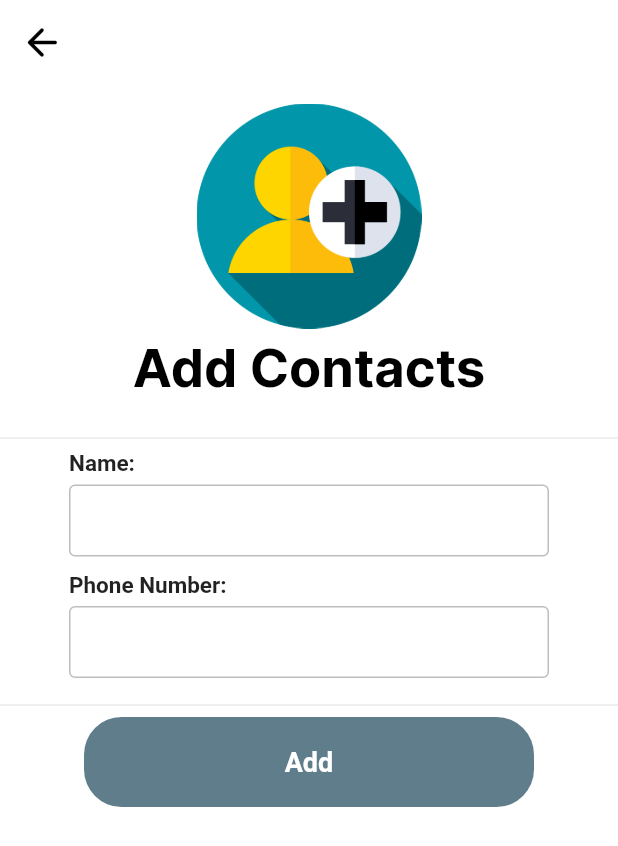
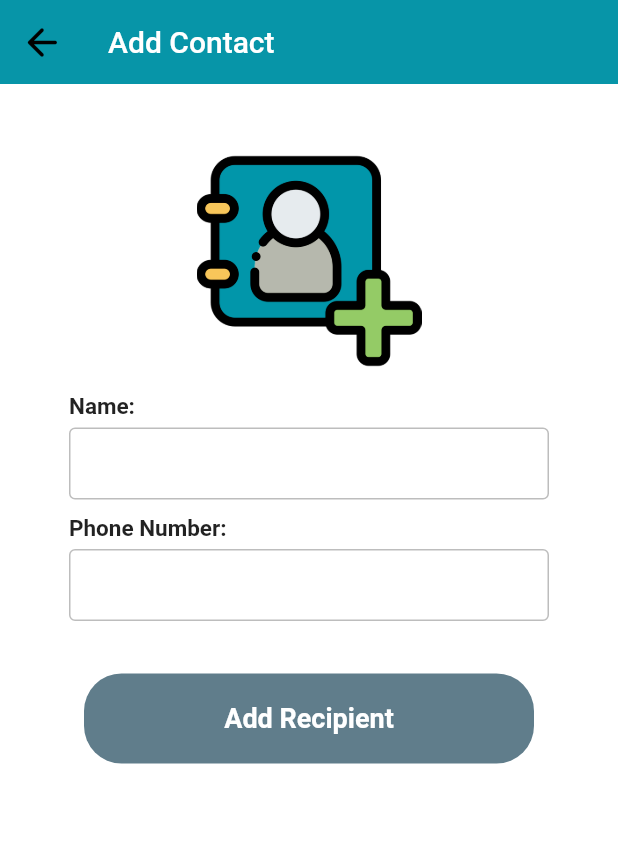
Before and after one commit to jomcas/Formateacher, a Flutter app: the screen it shows once a user with an empty profile is signed in, item 3 of the bottom bar chosen, after a tap on the "add call" icon, on a phone screen of 412 x 824 dp. Shown: the top 846 px of the screen. Run offline on Flutter 3.47's test engine with Material 2 defaults, Android fonts, the phone set to English and light mode, and no system bars; our stand-ins replace animated_splash_screen, bottom_navy_bar, cloud_firestore, firebase_auth, flutter_spinkit, timeago; missing offline and left inert: flutter_share, flutter_sms; accounts and stored records are empty.

Commit message:
Alfs final design

```diff
--- a/lib/main.dart
+++ b/lib/main.dart
@@ -4,6 +4,7 @@ import 'package:mi_card/services/auth.dart';
 import 'package:mi_card/widgets/auth/userModel.dart';
 import 'package:mi_card/widgets/auth/wrapper.dart';
 import 'package:provider/provider.dart';
+import 'package:animated_splash_screen/animated_splash_screen.dart';
 
 void main() => runApp(MyApp());
 
@@ -16,7 +17,20 @@ class MyApp extends StatelessWidget {
       child: MaterialApp(
         debugShowCheckedModeBanner: false,
         onGenerateRoute: Routes.generateRoute,
-        home: Wrapper(),
+        home: AnimatedSplashScreen(
+          splash: Container(
+            padding: EdgeInsets.only(bottom: 100),
+            width: 150,
+            height: 200,
+            decoration: BoxDecoration(
+                image: DecorationImage(
+                    image: AssetImage("images/logo.png"),
+                    fit: BoxFit.fitHeight)),
+          ),
+          backgroundColor: Colors.teal[200],
+          nextScreen: Wrapper(),
+          splashTransition: SplashTransition.fadeTransition,
+        ),
       ),
     );
   }
--- a/lib/widgets/announce/announce.dart
+++ b/lib/widgets/announce/announce.dart
@@ -8,30 +8,60 @@ import 'package:mi_card/widgets/announce/todo_form.dart';
 class Announce extends StatelessWidget {
   @override
   Widget build(BuildContext context) {
+    Size size = MediaQuery.of(context).size;
     return Scaffold(
+        appBar: AppBar(
+          elevation: 0,
+          backgroundColor: Color(0xff0795A8),
+        ),
         backgroundColor: Colors.white,
         body: SingleChildScrollView(
             child: Column(
           children: <Widget>[
             Container(
-              margin: const EdgeInsets.all(4.0),
-              padding: const EdgeInsets.only(top: 75),
+//              margin: const EdgeInsets.all(4.0),
+//              padding: const EdgeInsets.only(top: 75),
+            height: size.height * 0.2,
+              child: Stack(
+                children: <Widget>[
+                  Container(
+                    height: size.height * 0.2 - 20,
+                    decoration: BoxDecoration(
+                      color: Color(0xff0795A8),
+                      borderRadius: BorderRadius.only(
+                        bottomLeft: Radius.circular(36),
+                        bottomRight: Radius.circular(36),
                       ),
-            Text('Select Category',
+                    ),
+                  ),
+                  Positioned(
+                    child: Padding(
+                      padding: const EdgeInsets.only(left: 15),
+                      child: Text('Select Category',
                           style: TextStyle(
                               fontFamily: 'Inter',
                               fontSize: 35,
                               fontWeight: FontWeight.w700,
-                    color: Colors.black,
+                              color: Colors.white,
                               letterSpacing: 0)),
-            SizedBox(height: 20),
-            Text('Select category of what announcement you want to make',
+                    ),
+                  ),
+                  Positioned(
+                    bottom: 90,
+                    child: Padding(
+                      padding: const EdgeInsets.only(left: 15),
+                      child: Text('Choose announcement you want to make.',
                           style: TextStyle(
                               fontFamily: 'Inter',
                               fontSize: 13,
-                    color: Colors.black,
+                              color: Colors.white,
                               letterSpacing: 0)),
-            SizedBox(height: 15),
+                    ),
+                  ),
+                ],
+              ),
+            ),
+            SizedBox(height: 25,),
             GridView.count(
               scrollDirection: Axis.vertical,
               shrinkWrap: true,
@@ -46,6 +76,7 @@ class Announce extends StatelessWidget {
                             builder: (context) => Importantform()));
                   },
                   child: Card(
+                    elevation: 5,
                     shape: RoundedRectangleBorder(
                       borderRadius:
                           BorderRadius.circular(30), // if you need this
@@ -54,7 +85,7 @@ class Announce extends StatelessWidget {
                         width: 1,
                       ),
                     ),
-                    color: Colors.white,
+                    color: Colors.teal[200],
                     margin: EdgeInsets.all(10),
                     child: Column(
                       children: <Widget>[
@@ -64,14 +95,15 @@ class Announce extends StatelessWidget {
                           height: 75,
                           decoration: BoxDecoration(
                               image: DecorationImage(
-                                  image: AssetImage("images/Important.png"),
+                                  image: AssetImage("images/important.png"),
                                   fit: BoxFit.fitHeight)),
                         ),
                         ListTile(
                           title: Text(
                             ' Important',
-                            style: TextStyle(fontSize: 20),
+                            style: TextStyle(fontSize: 20,),
                             textAlign: TextAlign.center,
+
                           ),
                         )
                       ],
@@ -87,6 +119,7 @@ class Announce extends StatelessWidget {
                             builder: (context) => ScheduleForm()));
                   },
                   child: Card(
+                    elevation: 5,
                     shape: RoundedRectangleBorder(
                       borderRadius:
                           BorderRadius.circular(30), // if you need this
@@ -95,7 +128,7 @@ class Announce extends StatelessWidget {
                         width: 1,
                       ),
                     ),
-                    color: Colors.white,
+                    color: Colors.teal[200],
                     margin: EdgeInsets.all(10),
                     child: Column(
                       children: <Widget>[
@@ -128,6 +161,7 @@ class Announce extends StatelessWidget {
                             builder: (context) => ReminderForm()));
                   },
                   child: Card(
+                    elevation: 5,
                     shape: RoundedRectangleBorder(
                       borderRadius:
                           BorderRadius.circular(30), // if you need this
@@ -136,7 +170,7 @@ class Announce extends StatelessWidget {
                         width: 1,
                       ),
                     ),
-                    color: Colors.white,
+                    color: Colors.teal[200],
                     margin: EdgeInsets.all(10),
                     child: Column(
                       children: <Widget>[
@@ -146,7 +180,7 @@ class Announce extends StatelessWidget {
                           height: 75,
                           decoration: BoxDecoration(
                               image: DecorationImage(
-                                  image: AssetImage("images/Reminder.png"),
+                                  image: AssetImage("images/reminder.png"),
                                   fit: BoxFit.fitHeight)),
                         ),
                         ListTile(
@@ -167,6 +201,7 @@ class Announce extends StatelessWidget {
                         MaterialPageRoute(builder: (context) => TodoForm()));
                   },
                   child: Card(
+                    elevation: 5,
                     shape: RoundedRectangleBorder(
                       borderRadius:
                           BorderRadius.circular(30), // if you need this
@@ -175,7 +210,7 @@ class Announce extends StatelessWidget {
                         width: 1,
                       ),
                     ),
-                    color: Colors.white,
+                    color: Colors.teal[200],
                     margin: EdgeInsets.all(10),
                     child: Column(
                       children: <Widget>[
--- a/lib/widgets/announce/important_form.dart
+++ b/lib/widgets/announce/important_form.dart
@@ -192,7 +192,7 @@ class _ImportantformState extends State<Importantform> {
                   height: 10,
                 ),
                 SizedBox(
-                  width: 335,
+                  width: 290,
                   child: MaterialButton(
                     minWidth: double.infinity,
                     height: 60,
--- a/lib/widgets/announce/reminder_form.dart
+++ b/lib/widgets/announce/reminder_form.dart
@@ -200,7 +200,7 @@ class _ReminderFormState extends State<ReminderForm> {
                   height: 10,
                 ),
                 SizedBox(
-                  width: 335,
+                  width: 290,
                   child: MaterialButton(
                     minWidth: double.infinity,
                     height: 60,
--- a/lib/widgets/announce/todo_form.dart
+++ b/lib/widgets/announce/todo_form.dart
@@ -151,7 +151,7 @@ class _TodoFormState extends State<TodoForm> {
                   height: 10,
                 ),
                 SizedBox(
-                  width: 335,
+                  width: 290,
                   child: MaterialButton(
                     minWidth: double.infinity,
                     height: 60,
--- a/lib/widgets/bottomNav/bottomNav.dart
+++ b/lib/widgets/bottomNav/bottomNav.dart
@@ -3,6 +3,7 @@ import 'package:mi_card/widgets/announce/announce.dart';
 import 'package:mi_card/widgets/templates/templates.dart';
 import 'package:mi_card/widgets/contacts/contacts.dart';
 import 'package:mi_card/widgets/profile/profile.dart';
+import 'package:bottom_navy_bar/bottom_navy_bar.dart';
 
 class BottomNav extends StatefulWidget {
   final int index;
@@ -28,26 +29,36 @@ class _BottomNavState extends State<BottomNav> {
   Widget build(BuildContext context) {
     return Scaffold(
       body: _children[_currentIndex],
-      bottomNavigationBar: BottomNavigationBar(
-        onTap: onTabTapped,
-        currentIndex: _currentIndex,
+      bottomNavigationBar: BottomNavyBar(
+        onItemSelected: onTabTapped,
+        selectedIndex: _currentIndex,
         backgroundColor: Colors.white,
-        selectedItemColor: Color(0xff0795A8),
-        unselectedItemColor: Colors.black,
-        type: BottomNavigationBarType.fixed,
-        items: [
-          BottomNavigationBarItem(
-              icon: new Icon(Icons.record_voice_over), label: 'Announce'),
-          BottomNavigationBarItem(
+        itemCornerRadius: 24,
+        curve: Curves.easeIn,
+//        selectedItemColor: Color(0xff0795A8),
+//        unselectedItemColor: Colors.black,
+//        type: BottomNavigationBarType.fixed,
+        items: <BottomNavyBarItem>[
+          BottomNavyBarItem(
+              icon: new Icon(Icons.record_voice_over), title: Text('Announce'),
+            activeColor: Color(0xff0795A8),
+            textAlign: TextAlign.center,),
+          BottomNavyBarItem(
             icon: new Icon(Icons.speaker_notes),
-            label: 'Templates',
+            title: Text('Templates'),
+            activeColor: Color(0xff0795A8),
+            textAlign: TextAlign.center,
           ),
-          BottomNavigationBarItem(
+          BottomNavyBarItem(
             icon: new Icon(Icons.contacts),
-            label: 'Contacts',
+            title: Text('Contacts'),
+            activeColor: Color(0xff0795A8),
+            textAlign: TextAlign.center,
           ),
-          BottomNavigationBarItem(
-              icon: Icon(Icons.insert_emoticon_outlined), label: 'Profile')
+          BottomNavyBarItem(
+              icon: Icon(Icons.insert_emoticon_outlined), title: Text('Profile'),
+              activeColor: Color(0xff0795A8),
+              textAlign: TextAlign.center,)
         ],
       ),
     );
--- a/lib/widgets/contacts/addContact.dart
+++ b/lib/widgets/contacts/addContact.dart
@@ -42,9 +42,10 @@ class _AddContactState extends State<AddContact> {
   Widget build(BuildContext context) {
     return Scaffold(
       appBar: AppBar(
+        title: Text("Add Contact", style: TextStyle(color: Colors.white),),
         elevation: 0,
         brightness: Brightness.light,
-        backgroundColor: Colors.white,
+        backgroundColor: Color(0xff0795A8),
         leading: IconButton(
           onPressed: () {
             Navigator.push(
@@ -65,34 +66,34 @@ class _AddContactState extends State<AddContact> {
         children: <Widget>[
           Container(
             margin: const EdgeInsets.all(4.0),
-            padding: const EdgeInsets.only(top: 5),
+            padding: const EdgeInsets.only(top: 35),
           ),
           Container(
             padding: EdgeInsets.only(bottom: 100),
             height: 150,
             decoration: BoxDecoration(
                 image: DecorationImage(
-                    image: AssetImage("images/add.png"),
+                    image: AssetImage("images/addcontact.png"),
                     fit: BoxFit.fitHeight)),
           ),
-          SizedBox(
-            height: 5,
-          ),
-          Text('Add Contacts',
-              style: TextStyle(
-                  fontFamily: 'Inter',
-                  fontSize: 35,
-                  fontWeight: FontWeight.w700,
-                  color: Colors.black,
-                  letterSpacing: 0)),
+//          SizedBox(
+//            height: 5,
+//          ),
+//          Text('Add Contacts',
+//              style: TextStyle(
+//                  fontFamily: 'Inter',
+//                  fontSize: 35,
+//                  fontWeight: FontWeight.w700,
+//                  color: Colors.black,
+//                  letterSpacing: 0)),
           Container(
             margin: const EdgeInsets.all(4.0),
-            padding: const EdgeInsets.only(top: 10),
+            padding: const EdgeInsets.only(top: 5),
           ),
           Container(
             child: Column(
               children: <Widget>[
-                Divider(),
+
                 SizedBox(
                   width: 400,
                   child: Padding(
@@ -127,7 +128,7 @@ class _AddContactState extends State<AddContact> {
                     ),
                   ),
                 ),
-                Divider(),
+                SizedBox(height: 25,),
                 SizedBox(
                   width: 300,
                   child: MaterialButton(
@@ -151,7 +152,7 @@ class _AddContactState extends State<AddContact> {
                       borderRadius: BorderRadius.circular(25),
                     ),
                     child: Text(
-                      "Add",
+                      "Add Recipient",
                       style: TextStyle(
                         fontWeight: FontWeight.w600,
                         fontSize: 18,
--- a/lib/widgets/contacts/contacts.dart
+++ b/lib/widgets/contacts/contacts.dart
@@ -125,30 +125,39 @@ class _ContactsState extends State<Contacts> {
   @override
   Widget build(BuildContext context) {
     return Scaffold(
+      appBar: AppBar(
+        leading: Padding(
+          padding: const EdgeInsets.only(left: 15),
+          child: Image(image: AssetImage("images/phone.png"), height: 35,),
+        ),
+        backgroundColor: Color(0xff0795A8),
+        elevation: 0,
+        title: Text("Phonebook", style: TextStyle(color: Colors.white),),
+      ),
       body: SafeArea(
           child: Container(
               child: Column(children: <Widget>[
         Container(
           margin: const EdgeInsets.all(4.0),
-          padding: const EdgeInsets.only(top: 20),
+          padding: const EdgeInsets.only(top: 0),
         ),
-        Container(
-          padding: EdgeInsets.only(bottom: 100),
-          height: 150,
-          decoration: BoxDecoration(
-              image: DecorationImage(
-                  image: AssetImage("images/phonebook.png"),
-                  fit: BoxFit.fitHeight)),
-        ),
-        Container(
-          margin: const EdgeInsets.all(4.0),
-          padding: const EdgeInsets.only(top: 5),
-        ),
-        Text('Phonebook',
-            style: TextStyle(
-                fontSize: 35,
-                fontWeight: FontWeight.bold,
-                color: Colors.black)),
+//        Container(
+//          padding: EdgeInsets.only(bottom: 100),
+//          height: 150,
+//          decoration: BoxDecoration(
+//              image: DecorationImage(
+//                  image: AssetImage("images/phonebook.png"),
+//                  fit: BoxFit.fitHeight)),
+//        ),
+//        Container(
+//          margin: const EdgeInsets.all(4.0),
+//          padding: const EdgeInsets.only(top: 5),
+//        ),
+//        Text('Phonebook',
+//            style: TextStyle(
+//                fontSize: 35,
+//                fontWeight: FontWeight.bold,
+//                color: Colors.black)),
         Container(
             padding: EdgeInsets.all(10),
             child: Column(
--- a/lib/widgets/signUp.dart
+++ b/lib/widgets/signUp.dart
@@ -150,7 +150,7 @@ class _SignUpState extends State<SignUp> {
                         height: 10,
                       ),
                       SizedBox(
-                        width: 300,
+                        width: 290,
                         child: MaterialButton(
                           minWidth: double.infinity,
                           height: 60,
--- a/pubspec.yaml
+++ b/pubspec.yaml
@@ -25,6 +25,8 @@ dependencies:
   flutter_sms: ^2.1.1
   timeago: ^2.0.29
   intl: ^0.16.1
+  bottom_navy_bar: ^5.6.0
+  animated_splash_screen: ^1.0.1+2
 
 dev_dependencies:
   flutter_test:
```
Also changed, not shown: lib/widgets/announce/schedule_form.dart (+7 -7 lines), lib/widgets/signIn.dart (+5 -5 lines), lib/widgets/templates/templates.dart (+41 -28 lines), images/addcontact.png (added), images/phone.png (added), pubspec.lock. Lines whose indentation alone changed are shown as unchanged.
